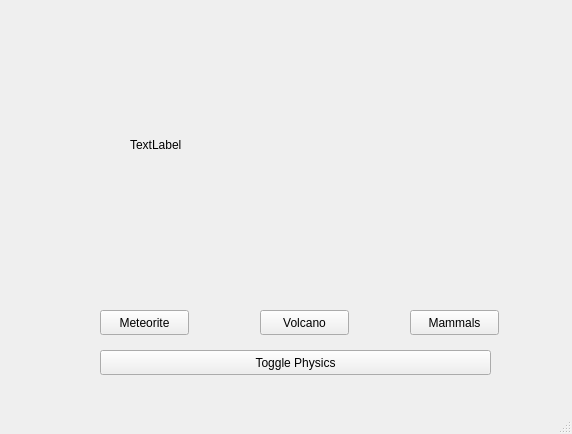
The window that hubwindow.ui (robertche54/a8-an-educational-app-f18) describes before a commit, drawn with Qt 5.
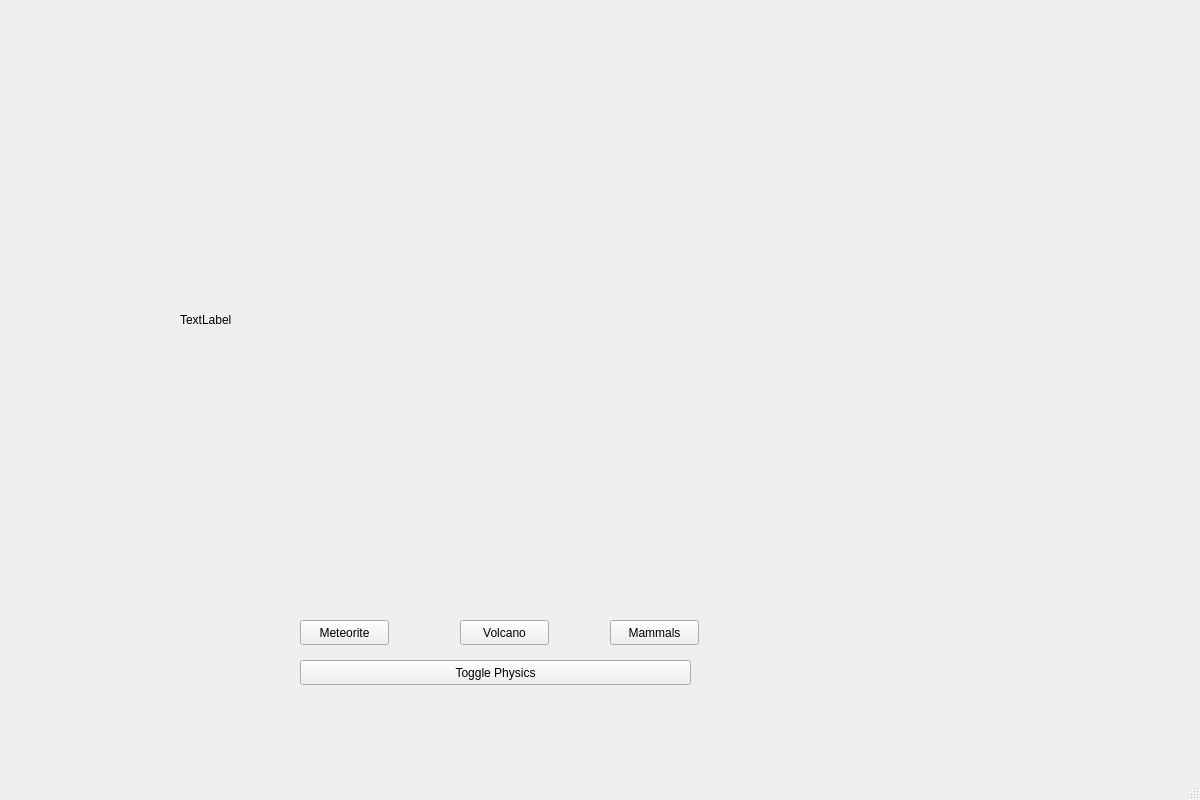
The same window after the commit.

Commit message: Resized all the windows to match everyone else's.

What changed in the file:
```diff
--- a/hubwindow.ui
+++ b/hubwindow.ui
@@ -6,10 +6,16 @@
    <rect>
     <x>0</x>
     <y>0</y>
-    <width>572</width>
-    <height>434</height>
+    <width>1200</width>
+    <height>800</height>
    </rect>
   </property>
+  <property name="minimumSize">
+   <size>
+    <width>1200</width>
+    <height>800</height>
+   </size>
+  </property>
   <property name="windowTitle">
    <string>HubWindow</string>
   </property>
@@ -17,8 +23,8 @@
    <widget class="QPushButton" name="metoriteButton">
     <property name="geometry">
      <rect>
-      <x>100</x>
-      <y>310</y>
+      <x>300</x>
+      <y>620</y>
       <width>89</width>
       <height>25</height>
      </rect>
@@ -30,8 +36,8 @@
    <widget class="QPushButton" name="volcanoButton">
     <property name="geometry">
      <rect>
-      <x>260</x>
-      <y>310</y>
+      <x>460</x>
+      <y>620</y>
       <width>89</width>
       <height>25</height>
      </rect>
@@ -43,8 +49,8 @@
    <widget class="QPushButton" name="mammalButton">
     <property name="geometry">
      <rect>
-      <x>410</x>
-      <y>310</y>
+      <x>610</x>
+      <y>620</y>
       <width>89</width>
       <height>25</height>
      </rect>
@@ -56,12 +62,18 @@
    <widget class="QLabel" name="titleLabel">
     <property name="geometry">
      <rect>
-      <x>130</x>
-      <y>20</y>
-      <width>330</width>
-      <height>250</height>
+      <x>180</x>
+      <y>70</y>
+      <width>600</width>
+      <height>500</height>
      </rect>
     </property>
+    <property name="minimumSize">
+     <size>
+      <width>600</width>
+      <height>500</height>
+     </size>
+    </property>
     <property name="text">
      <string>TextLabel</string>
     </property>
@@ -72,8 +84,8 @@
    <widget class="QPushButton" name="physicsButton">
     <property name="geometry">
      <rect>
-      <x>100</x>
-      <y>350</y>
+      <x>300</x>
+      <y>660</y>
       <width>391</width>
       <height>25</height>
      </rect>
```
Left out of the diff: 2 changed lines with no effect on the pictures. The commit also changes 6 other files.
